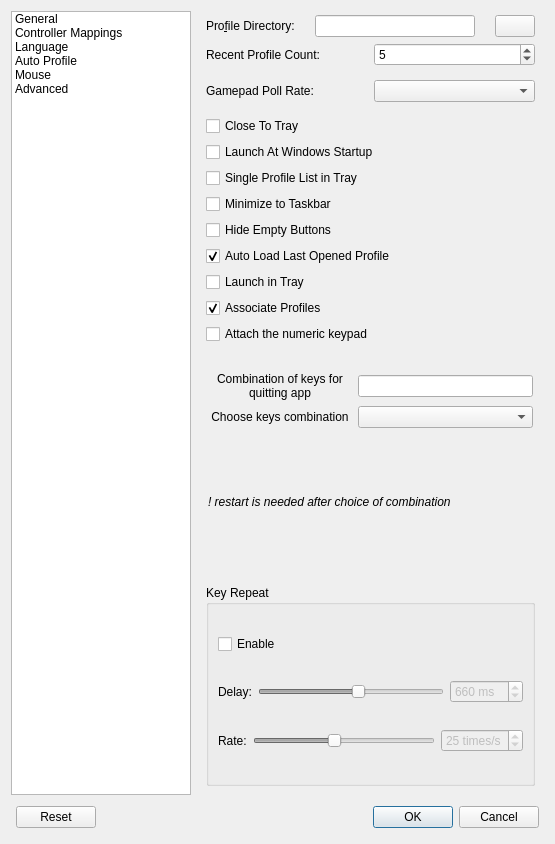
The window that src/mainsettingsdialog.ui (AntiMicroX/antimicrox) describes before a commit, drawn with Qt 5.
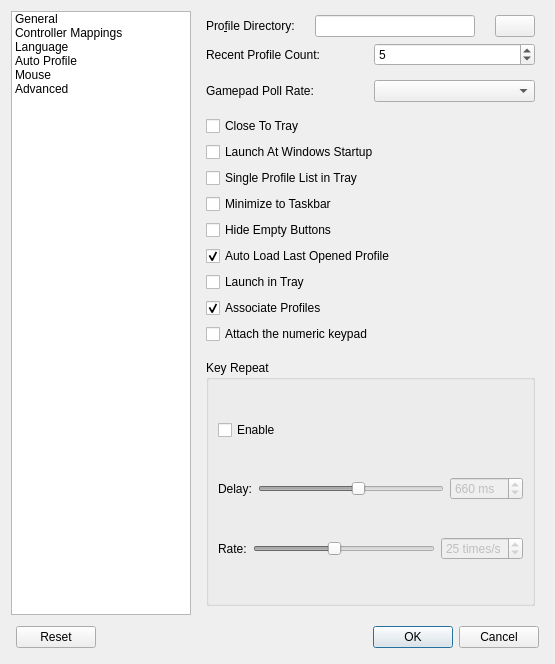
The same window after the commit. The open tabs and pages were chosen to show the change. Icons and pictures are not drawn.

Diff of the .ui file:
```diff
--- a/src/mainsettingsdialog.ui
+++ b/src/mainsettingsdialog.ui
@@ -10,11 +10,11 @@
     <x>0</x>
     <y>0</y>
     <width>555</width>
-    <height>844</height>
+    <height>664</height>
    </rect>
   </property>
   <property name="sizePolicy">
-   <sizepolicy hsizetype="Expanding" vsizetype="Preferred">
+   <sizepolicy hsizetype="Expanding" vsizetype="Minimum">
     <horstretch>0</horstretch>
     <verstretch>0</verstretch>
    </sizepolicy>
@@ -341,146 +341,7 @@
            <property name="sizeHint" stdset="0">
             <size>
              <width>20</width>
-             <height>20</height>
-            </size>
-           </property>
-          </spacer>
-         </item>
-         <item>
-          <layout class="QVBoxLayout" name="verticalLayout_13">
-           <property name="leftMargin">
-            <number>2</number>
-           </property>
-           <property name="topMargin">
-            <number>2</number>
-           </property>
-           <property name="rightMargin">
-            <number>2</number>
-           </property>
-           <property name="bottomMargin">
-            <number>2</number>
-           </property>
-           <item>
-            <layout class="QHBoxLayout" name="horizontalLayout_20">
-             <property name="leftMargin">
-              <number>0</number>
-             </property>
-             <property name="topMargin">
-              <number>0</number>
-             </property>
-             <property name="rightMargin">
-              <number>0</number>
-             </property>
-             <property name="bottomMargin">
-              <number>0</number>
-             </property>
-             <item>
-              <widget class="QLabel" name="quitComboLabel">
-               <property name="minimumSize">
-                <size>
-                 <width>144</width>
-                 <height>0</height>
-                </size>
-               </property>
-               <property name="maximumSize">
-                <size>
-                 <width>144</width>
-                 <height>36</height>
-                </size>
-               </property>
-               <property name="text">
-                <string>Combination of keys for quitting app</string>
-               </property>
-               <property name="alignment">
-                <set>Qt::AlignCenter</set>
-               </property>
-               <property name="wordWrap">
-                <bool>true</bool>
-               </property>
-               <property name="margin">
-                <number>0</number>
-               </property>
-              </widget>
-             </item>
-             <item>
-              <widget class="QLineEdit" name="quitCombLineEdit">
-               <property name="readOnly">
-                <bool>true</bool>
-               </property>
-              </widget>
-             </item>
-            </layout>
-           </item>
-           <item>
-            <layout class="QHBoxLayout" name="horizontalLayout_21">
-             <property name="leftMargin">
-              <number>0</number>
-             </property>
-             <property name="topMargin">
-              <number>0</number>
-             </property>
-             <property name="rightMargin">
-              <number>0</number>
-             </property>
-             <property name="bottomMargin">
-              <number>0</number>
-             </property>
-             <item>
-              <widget class="QLabel" name="keysLabel">
-               <property name="maximumSize">
-                <size>
-                 <width>144</width>
-                 <height>36</height>
-                </size>
-               </property>
-               <property name="text">
-                <string>Choose keys combination</string>
-               </property>
-               <property name="alignment">
-                <set>Qt::AlignCenter</set>
-               </property>
-               <property name="wordWrap">
-                <bool>true</bool>
-               </property>
-              </widget>
-             </item>
-             <item>
-              <widget class="QComboBox" name="keysComboBox">
-               <property name="enabled">
-                <bool>true</bool>
-               </property>
-              </widget>
-             </item>
-            </layout>
-           </item>
-           <item>
-            <widget class="QLabel" name="warningComb">
-             <property name="font">
-              <font>
-               <weight>50</weight>
-               <italic>true</italic>
-               <bold>false</bold>
-              </font>
-             </property>
-             <property name="text">
-              <string>! restart is needed after choice of combination</string>
-             </property>
-            </widget>
-           </item>
-          </layout>
-         </item>
-         <item>
-          <spacer name="verticalSpacer_7">
-           <property name="orientation">
-            <enum>Qt::Vertical</enum>
-           </property>
-           <property name="sizeType">
-            <enum>QSizePolicy::Fixed</enum>
-           </property>
-           <property name="sizeHint" stdset="0">
-            <size>
-             <width>20</width>
-             <height>8</height>
+             <height>10</height>
             </size>
            </property>
           </spacer>
```
Left out of the diff: 2 changed lines with no effect on the pictures.
